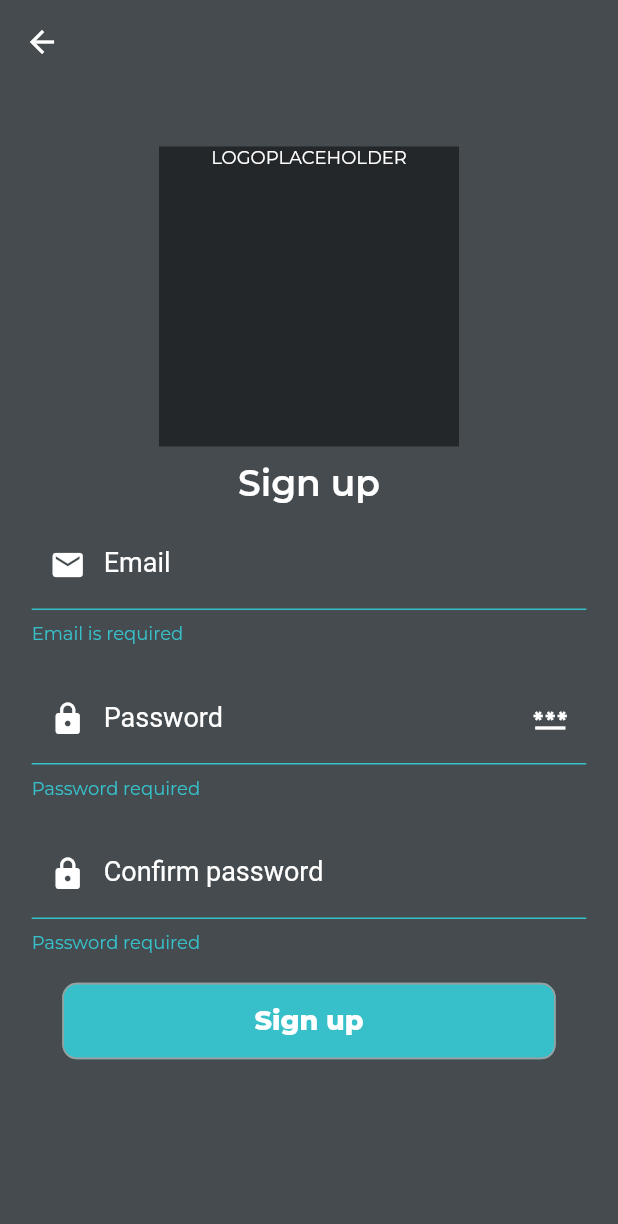
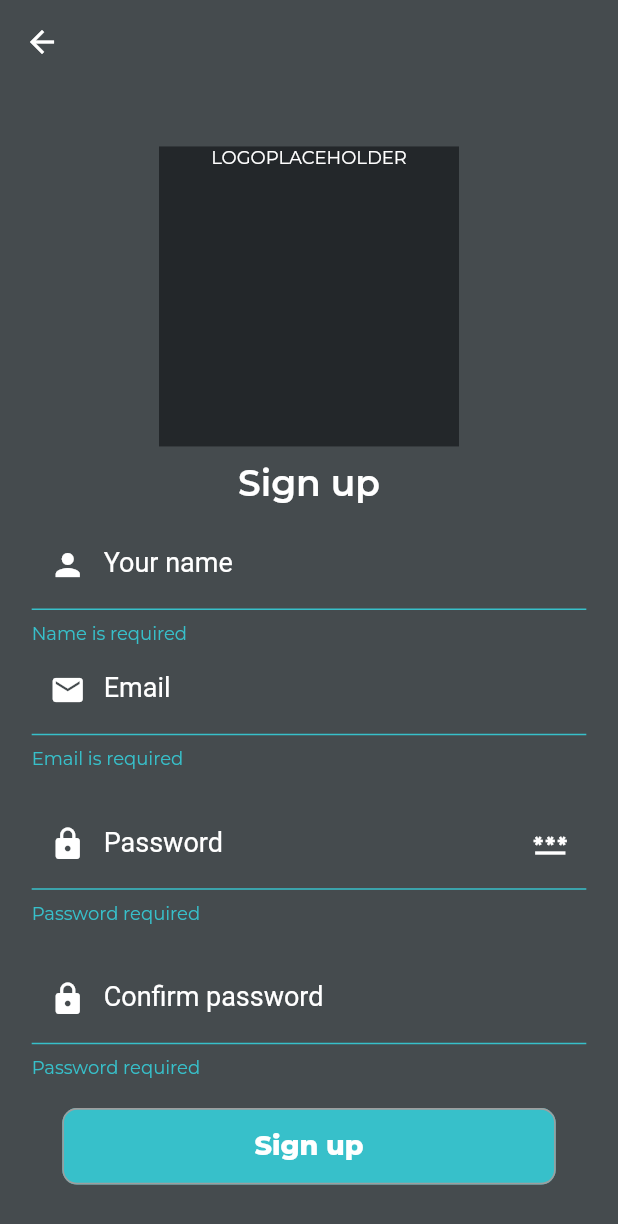
Before and after one commit to JulianGerman/B_ball, a Flutter app: the SignUpPage screen opened by its route, after a tap on "Sign up", on a phone screen of 412 x 824 dp. Shown: the top 1224 px of the screen. Run offline on Flutter 3.47's test engine with Material 2 defaults, Android fonts, the phone set to English and light mode, and no system bars; our stand-ins replace bloc, cloud_firestore, equatable, firebase_auth, firebase_core, flutter_bloc and 6 more; accounts and stored records are empty; generated files the repository leaves out were written again.

Commit message:
[development] Add signUp logic

```diff
--- a/lib/constants/texts.dart
+++ b/lib/constants/texts.dart
@@ -5,6 +5,7 @@ class Texts {
   static const String passwordRequired = 'Password required';
   static const String passwordValidationError =
       'Your password should be more than 6!';
+  static const String passwordsDoesntMatch = 'Passwords doesn\'t match!';
   static const String loading = 'Loading';
   static const String email = 'Email';
   static const String emailRequired = 'Email is required';
@@ -20,4 +21,7 @@ class Texts {
   static const String pleaseEnterYourEmailAddress =
       'Please enter Your Email Address to receive a password\'s reset e-mail.';
   static const String confirmPassword = 'Confirm password';
+  static const String name = 'Your name';
+  static const String onlyLetters = 'Name field should contains only letters.';
+  static const String nameRequired = 'Name is required';
 }
--- a/lib/injector.dart
+++ b/lib/injector.dart
@@ -20,7 +20,9 @@ void injectorSetup() {
   getIt.registerFactory<SignInCubit>(() => SignInCubit(
         authRepository: getIt.get<AuthRepository>(),
       ));
-  getIt.registerFactory<SignUpCubit>(() => SignUpCubit());
+  getIt.registerFactory<SignUpCubit>(() => SignUpCubit(
+        authRepository: getIt.get<AuthRepository>(),
+      ));
   getIt.registerFactory<PasswordResetCubit>(() => PasswordResetCubit(
         authRepository: getIt.get<AuthRepository>(),
       ));
--- a/lib/ui/pages/home_page/home_page.dart
+++ b/lib/ui/pages/home_page/home_page.dart
@@ -6,6 +6,9 @@ class HomePage extends StatelessWidget {
 
   @override
   Widget build(BuildContext context) {
-    return Text('home');
+    return Scaffold(
+        appBar: AppBar(
+      title: Text('Profile'),
+    ));
   }
 }
--- a/lib/ui/pages/signup_page/signup_cubit/sign_up_cubit.dart
+++ b/lib/ui/pages/signup_page/signup_cubit/sign_up_cubit.dart
@@ -1,8 +1,34 @@
+import 'package:b_ball/models/custom_error.dart';
+import 'package:b_ball/repositories/auth_repository.dart';
 import 'package:bloc/bloc.dart';
 import 'package:equatable/equatable.dart';
 
 part 'sign_up_state.dart';
 
 class SignUpCubit extends Cubit<SignUpState> {
-  SignUpCubit() : super(SignUpInitial());
+  final AuthRepository authRepository;
+  SignUpCubit({required this.authRepository}) : super(SignUpState.initial());
+
+  Future<void> signUp({
+    required String email,
+    required String password,
+    required String name,
+  }) async {
+    emit(state.copyWith(signUpStatus: SignUpStatus.submitting));
+    try {
+      await authRepository.signUpWithEmail(
+        name: name,
+        email: email,
+        password: password,
+      );
+      emit(state.copyWith(signUpStatus: SignUpStatus.success));
+    } on CustomError catch (e) {
+      emit(
+        state.copyWith(
+          signUpStatus: SignUpStatus.error,
+          customError: e,
+        ),
+      );
+    }
+  }
 }
--- a/lib/ui/pages/signup_page/signup_cubit/sign_up_state.dart
+++ b/lib/ui/pages/signup_page/signup_cubit/sign_up_state.dart
@@ -1,10 +1,41 @@
 part of 'sign_up_cubit.dart';
 
-abstract class SignUpState extends Equatable {
-  const SignUpState();
+enum SignUpStatus {
+  initial,
+  submitting,
+  success,
+  error,
+}
+
+class SignUpState extends Equatable {
+  final SignUpStatus signUpStatus;
+  final CustomError customError;
+
+  const SignUpState({
+    required this.signUpStatus,
+    required this.customError,
+  });
+
+  factory SignUpState.initial() {
+    return const SignUpState(
+      signUpStatus: SignUpStatus.initial,
+      customError: CustomError(),
+    );
+  }
 
   @override
-  List<Object> get props => [];
+  List<Object> get props => [signUpStatus, customError];
+
+  SignUpState copyWith({
+    SignUpStatus? signUpStatus,
+    CustomError? customError,
+  }) {
+    return SignUpState(
+      signUpStatus: signUpStatus ?? this.signUpStatus,
+      customError: customError ?? this.customError,
+    );
+  }
+
+  @override
+  String toString() => 'SignUpState(signUpStatus: $signUpStatus, customError: $customError)';
 }
-
-class SignUpInitial extends SignUpState {}
--- a/lib/ui/pages/signup_page/signup_page.dart
+++ b/lib/ui/pages/signup_page/signup_page.dart
@@ -35,7 +35,7 @@ class SignUpPage extends StatelessWidget {
                   style: CustomTypography.textStyleH2,
                 ),
                 SizedBox(height: 10.h),
-                SignUpForm(),
+                const SignUpForm(),
               ],
             ),
           ),
--- a/lib/ui/pages/signup_page/widgets/sitgnup_form.dart
+++ b/lib/ui/pages/signup_page/widgets/sitgnup_form.dart
@@ -1,7 +1,7 @@
 import 'dart:developer';
-
 import 'package:b_ball/config/colors.dart';
 import 'package:b_ball/constants/texts.dart';
+import 'package:b_ball/ui/dialogs/error_dialog.dart';
 import 'package:b_ball/ui/global_widgets/custom_elevated_button.dart';
 import 'package:b_ball/ui/pages/signup_page/signup_cubit/sign_up_cubit.dart';
 import 'package:flutter/material.dart';
@@ -23,15 +23,17 @@ class _SignUpFormState extends State<SignUpForm> {
   // TextFields:
   String? _email;
   String? _password;
+  String? _name;
   bool _obscurePassword = true;
+  final TextEditingController _passwordController = TextEditingController();
 
   @override
   Widget build(BuildContext context) {
     return BlocConsumer<SignUpCubit, SignUpState>(
       listener: (context, state) {
-        // if (state.s == SigningStatus.error) {
-        //   errorDialog(context, state.customError);
-        // }
+        if (state.signUpStatus == SignUpStatus.error) {
+          errorDialog(context, state.customError);
+        }
       },
       builder: (context, state) {
         return Padding(
@@ -41,6 +43,25 @@ class _SignUpFormState extends State<SignUpForm> {
             autovalidateMode: _autovalidateMode,
             child: Column(
               children: [
+                TextFormField(
+                  keyboardType: TextInputType.name,
+                  decoration: const InputDecoration(
+                    labelText: Texts.name,
+                    prefixIcon: Icon(Icons.person),
+                  ),
+                  validator: (String? value) {
+                    if (value == null || value.trim().isEmpty) {
+                      return Texts.nameRequired;
+                    }
+                    if (!value.contains(RegExp('[a-zA-Z]'))) {
+                      return Texts.onlyLetters;
+                    }
+                    return null;
+                  },
+                  onSaved: (String? value) {
+                    _name = value;
+                  },
+                ),
                 TextFormField(
                   keyboardType: TextInputType.emailAddress,
                   autocorrect: false,
@@ -63,6 +84,7 @@ class _SignUpFormState extends State<SignUpForm> {
                 ),
                 SizedBox(height: 20.h),
                 TextFormField(
+                  controller: _passwordController,
                   obscureText: _obscurePassword,
                   autocorrect: false,
                   decoration: InputDecoration(
@@ -98,9 +120,9 @@ class _SignUpFormState extends State<SignUpForm> {
                 TextFormField(
                   obscureText: _obscurePassword,
                   autocorrect: false,
-                  decoration: InputDecoration(
+                  decoration: const InputDecoration(
                     labelText: Texts.confirmPassword,
-                    prefixIcon: const Icon(Icons.lock),
+                    prefixIcon: Icon(Icons.lock),
                   ),
                   validator: (String? value) {
                     if (value == null || value.trim().isEmpty) {
@@ -109,18 +131,17 @@ class _SignUpFormState extends State<SignUpForm> {
                     if (value.trim().length < 6) {
                       return Texts.passwordValidationError;
                     }
-                    if (value.trim() != _password) {
-                      return 'niedziala';
+                    if (value.trim() != _passwordController.text) {
+                      return Texts.passwordsDoesntMatch;
                     }
                     return null;
                   },
                 ),
                 SizedBox(height: 20.h),
                 CustomEleveatedButton(
-                  // onPressed: state.signingStatus == SigningStatus.submitting
-                  //     ? null
-                  //     : _submit,
-                  onPressed: _submit,
+                  onPressed: state.signUpStatus == SignUpStatus.submitting
+                      ? null
+                      : _submit,
                   content: Texts.signUp,
                 ),
                 SizedBox(height: 20.h),
@@ -133,7 +154,7 @@ class _SignUpFormState extends State<SignUpForm> {
   }
 
   void _submit() {
-    print(_password);
+    print(_passwordController.text);
     _autovalidateMode = AutovalidateMode.always;
     if (mounted) setState(() {});
 
@@ -141,8 +162,9 @@ class _SignUpFormState extends State<SignUpForm> {
     if (form == null || !form.validate()) return;
 
     form.save();
-
-    // context.read<SignUpCubit>().signIn(email: _email!, password: _password!);
+    context
+        .read<SignUpCubit>()
+        .signUp(name: _name!, email: _email!, password: _password!);
     log('email: $_email, password: $_password');
   }
 }
```
